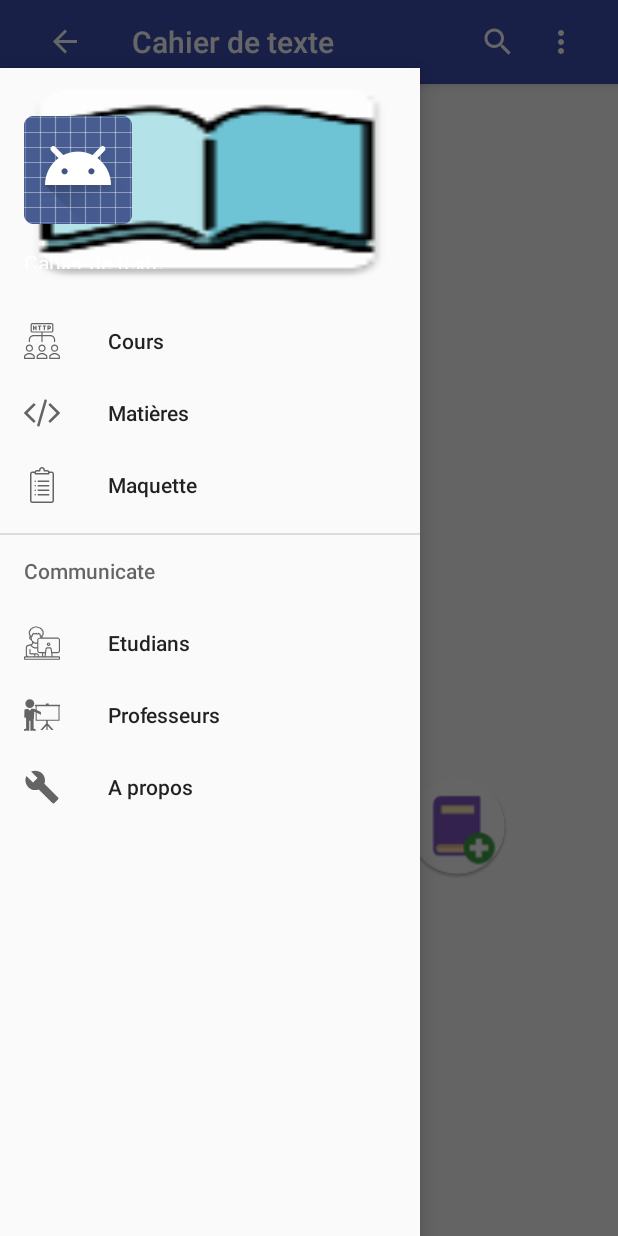
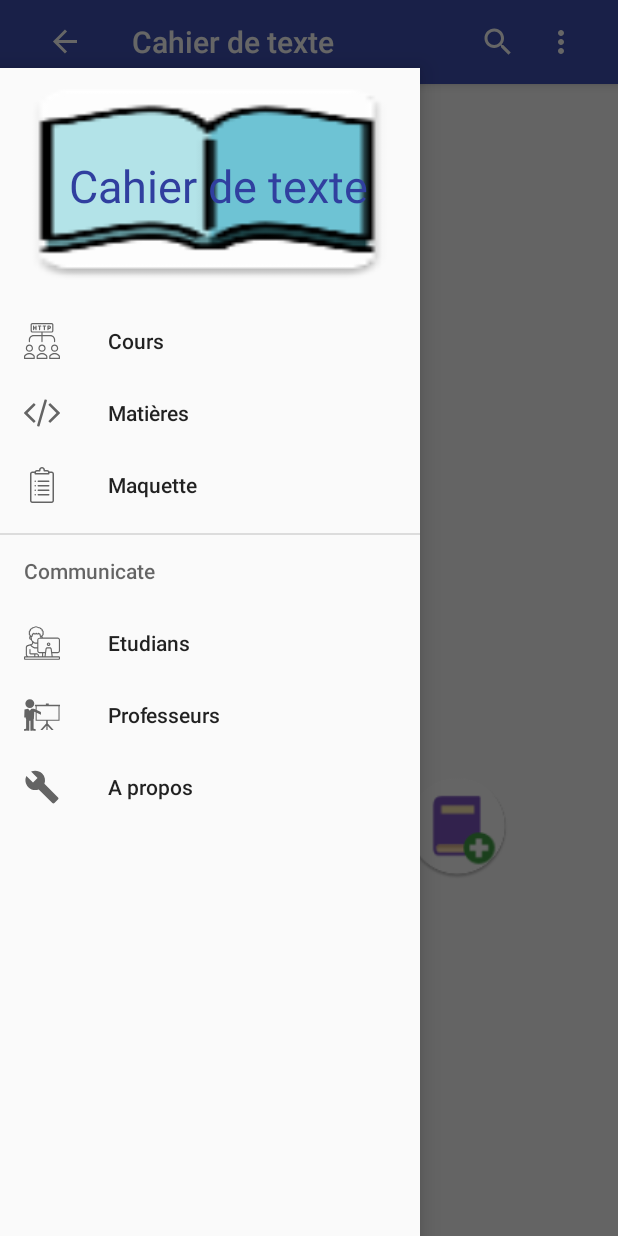
Before and after one commit to abousow123/Cahierdetexte, an Android app: the screen it shows after launch (MainActivity), with the side drawer open, on a phone screen of 412 x 824 dp. Run offline under Robolectric (Android 15) with nearby library versions, the phone set to English and light mode, and no system bars.

Commit message:
MAJ de l'application

```diff
--- a/app/src/main/java/com/example/sow_a/cahierdetexte/MainActivity.java
+++ b/app/src/main/java/com/example/sow_a/cahierdetexte/MainActivity.java
@@ -97,6 +97,7 @@ public class MainActivity extends AppCompatActivity
         super.onPostCreate(savedInstanceState);
         toggle.syncState();
 
+
     }
 
     @Override
@@ -104,6 +105,7 @@ public class MainActivity extends AppCompatActivity
         DrawerLayout drawer = (DrawerLayout) findViewById(R.id.drawer_layout);
         if (drawer.isDrawerOpen(GravityCompat.START)) {
             drawer.closeDrawer(GravityCompat.START);
+
 
         } else {
             super.onBackPressed();
--- a/app/src/main/java/com/example/sow_a/cahierdetexte/fragments/List_cours.java
+++ b/app/src/main/java/com/example/sow_a/cahierdetexte/fragments/List_cours.java
@@ -163,7 +163,7 @@ public class List_cours extends Fragment {
         if(dao.allCour().size()!=0) {
             listDataHeader.add(dao.allCour().get(0).getDate());
             for (int i = 1; i < dao.allCour().size(); i++) {
-                if (dao.allCour().get(i - 1).getDate().equalsIgnoreCase(dao.allCour().get(i).getDate()))
+                if (dao.allCour().get(i - 1).getDate().equalsIgnoreCase(dao.allCour().get(i).getDate())==false)
                     listDataHeader.add(dao.allCour().get(i).getDate());
 
             }
@@ -174,7 +174,7 @@ public class List_cours extends Fragment {
                 ArrayList<String> li = new ArrayList<>();
                 for (int i = 0; i < dao.allCour().size(); i++) {
                     if (dao.allCour().get(i).getDate().equalsIgnoreCase(listDataHeader.get(k))) {
-                        li.add(dao.allCour().get(i).getMatiere());
+                        li.add(dao.allCour().get(i).getMatiere()+ "                      "+dao.allCour().get(i).getHeureDeb()+" - "+dao.allCour().get(i).getHeureFin());
                     }
 
                 }
--- a/app/src/main/res/layout/listview_cour.xml
+++ b/app/src/main/res/layout/listview_cour.xml
@@ -9,7 +9,7 @@
         android:layout_height="wrap_content"
         android:paddingLeft="?android:attr/expandableListPreferredItemPaddingLeft"
         android:textSize="17dp"
-        android:textColor="#f9f93d" />
+        android:textColor="@color/colorPrimaryDark" />
 
 
 
--- a/app/src/main/res/layout/nav_header_main.xml
+++ b/app/src/main/res/layout/nav_header_main.xml
@@ -13,24 +13,17 @@
     android:paddingTop="@dimen/activity_vertical_margin"
     android:theme="@style/ThemeOverlay.AppCompat.Dark">
 
-    <ImageView
-        android:id="@+id/imageView"
-        android:layout_width="wrap_content"
-        android:layout_height="wrap_content"
-        android:paddingTop="@dimen/nav_header_vertical_spacing"
-        app:srcCompat="@android:drawable/sym_def_app_icon" />
 
     <TextView
         android:layout_width="match_parent"
         android:layout_height="wrap_content"
-        android:paddingTop="@dimen/nav_header_vertical_spacing"
+        android:layout_marginBottom="35dp"
+        android:layout_marginLeft="30dp"
         android:text="@string/cahier"
-        android:textAppearance="@style/TextAppearance.AppCompat.Body1" />
+        android:textAppearance="@style/TextAppearance.AppCompat.Body1"
+        android:textColor="@color/colorPrimaryDark"
+        android:textSize="30dp" />
 
-    <TextView
-        android:id="@+id/textView"
-        android:layout_width="wrap_content"
-        android:layout_height="wrap_content"
-        android:text="android.studio@android.com" />
+
 
 </LinearLayout>
--- a/app/src/main/res/values/dimens.xml
+++ b/app/src/main/res/values/dimens.xml
@@ -2,7 +2,7 @@
     <!-- Default screen margins, per the Android Design guidelines. -->
     <dimen name="activity_horizontal_margin">16dp</dimen>
     <dimen name="activity_vertical_margin">16dp</dimen>
-    <dimen name="nav_header_vertical_spacing">16dp</dimen>
+    <dimen name="nav_header_vertical_spacing">5dp</dimen>
     <dimen name="nav_header_height">150dp</dimen>
     <dimen name="fab_margin">16dp</dimen>
 </resources>
```
Also changed, not shown: app/src/main/java/com/example/sow_a/cahierdetexte/metier/Etudiant.java (+4 -12 lines), app/src/main/res/layout/content_add_etudiant.xml (+5 -5 lines).
